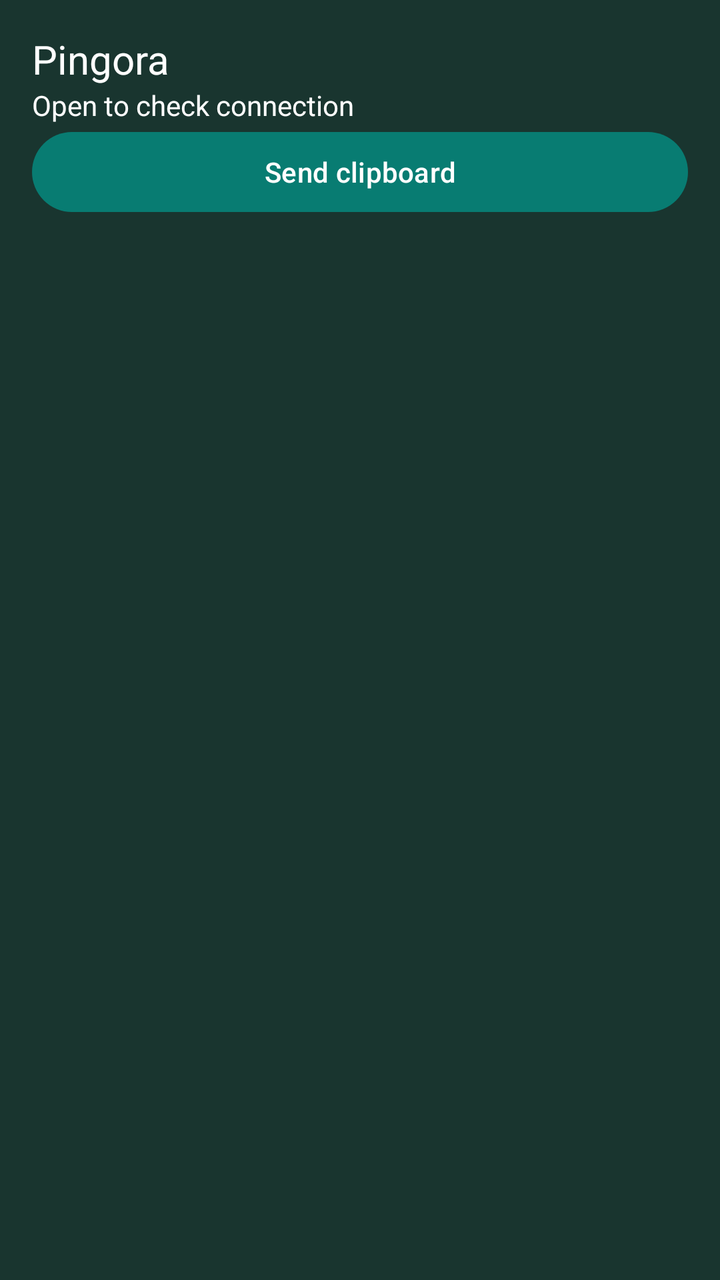
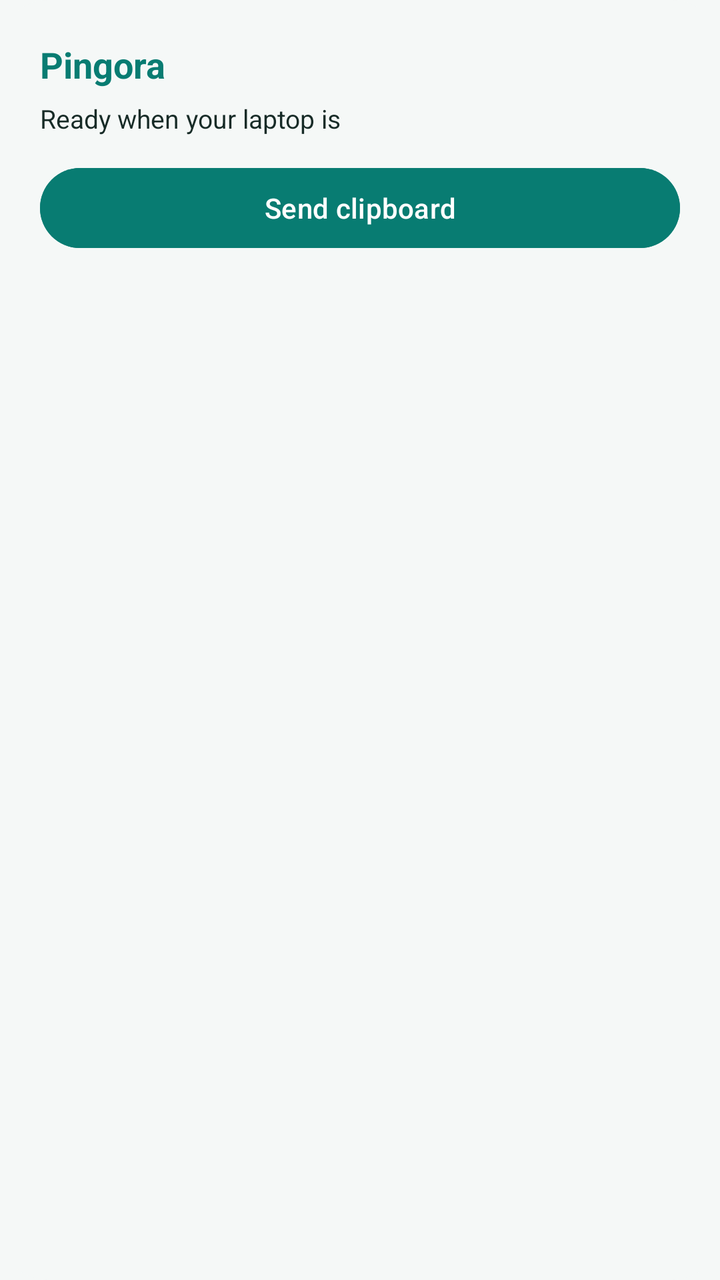

Screens rendered from an Android XML layout before and after an edit, with the pre-edit source and the edit as a unified diff.
<!-- AndroidManifest.xml: application theme KdeConnectTheme.NoActionBar -->
<!-- res/layout/pingora_clipboard_widget.xml -->
<?xml version="1.0" encoding="utf-8"?>
<LinearLayout xmlns:android="http://schemas.android.com/apk/res/android" android:layout_width="match_parent" android:layout_height="match_parent" android:orientation="vertical" android:padding="16dp" android:background="#19352F">
    <TextView android:layout_width="match_parent" android:layout_height="wrap_content" android:text="Pingora" android:textColor="#FFFFFF" android:textSize="20sp" />
    <TextView android:id="@+id/pingora_widget_status" android:layout_width="match_parent" android:layout_height="wrap_content" android:text="Open to check connection" android:textColor="#FFFFFF" android:textSize="14sp" />
    <Button android:id="@+id/pingora_widget_send" android:layout_width="match_parent" android:layout_height="wrap_content" android:text="Send clipboard" />
</LinearLayout>
<!-- resources referenced by this layout -->
<resources>
  <style name="KdeConnectTheme.NoActionBar" parent="KdeConnectThemeBase.NoActionBar">
          <item name="android:statusBarColor">@android:color/transparent</item>
          <item name="android:windowLightStatusBar">?attr/isLightTheme</item>
      </style>
  <style name="KdeConnectThemeBase.NoActionBar" parent="KdeConnectTheme">
          <item name="windowActionBar">false</item>
          <item name="windowNoTitle">true</item>
      </style>
  <style name="KdeConnectTheme" parent="KdeConnectThemeBase" />
  <style name="KdeConnectThemeBase" parent="Theme.Material3.DayNight.NoActionBar">
          <item name="colorPrimary">@color/pingora_primary</item>
          <item name="colorOnPrimary">@color/pingora_on_primary</item>
          <item name="colorSurface">@color/pingora_surface</item>
          <item name="android:colorBackground">@color/pingora_background</item>
          <item name="android:windowBackground">@color/pingora_background</item>
          
  
          <item name="materialCardViewStyle">@style/KdeConnectCardStyle</item>
  
          
          <item name="alertDialogTheme">@style/KdeConnectDialogStyle</item>
      </style>
  <color name="pingora_primary">#087C72</color>
  <color name="pingora_on_primary">#FFFFFF</color>
  <color name="pingora_surface">#F5F8F7</color>
  <color name="pingora_background">#F5F8F7</color>
  <style name="KdeConnectCardStyle" parent="@style/Widget.Material3.CardView.Elevated" />
  <style name="KdeConnectDialogStyle" parent="ThemeOverlay.Material3.MaterialAlertDialog">
          <item name="android:layout" tools:ignore="PrivateResource">@layout/m3_alert_dialog</item>
          <item name="dialogCornerRadius" tools:ignore="PrivateResource">@dimen/m3_alert_dialog_corner_size</item>
      </style>
</resources>

<!-- the commit's change to res/layout/pingora_clipboard_widget.xml (unified diff, before → after) -->
@@ -1,6 +1,6 @@
 <?xml version="1.0" encoding="utf-8"?>
-<LinearLayout xmlns:android="http://schemas.android.com/apk/res/android" android:layout_width="match_parent" android:layout_height="match_parent" android:orientation="vertical" android:padding="16dp" android:background="#19352F">
-    <TextView android:layout_width="match_parent" android:layout_height="wrap_content" android:text="Pingora" android:textColor="#FFFFFF" android:textSize="20sp" />
-    <TextView android:id="@+id/pingora_widget_status" android:layout_width="match_parent" android:layout_height="wrap_content" android:text="Open to check connection" android:textColor="#FFFFFF" android:textSize="14sp" />
-    <Button android:id="@+id/pingora_widget_send" android:layout_width="match_parent" android:layout_height="wrap_content" android:text="Send clipboard" />
+<LinearLayout xmlns:android="http://schemas.android.com/apk/res/android" android:layout_width="match_parent" android:layout_height="match_parent" android:orientation="vertical" android:padding="20dp" android:background="@drawable/pingora_widget_surface">
+    <TextView android:layout_width="match_parent" android:layout_height="wrap_content" android:text="Pingora" android:textColor="@color/pingora_primary" android:textStyle="bold" android:textSize="18sp" />
+    <TextView android:id="@+id/pingora_widget_status" android:layout_width="match_parent" android:layout_height="wrap_content" android:layout_marginTop="6dp" android:maxLines="2" android:ellipsize="end" android:text="Ready when your laptop is" android:textColor="@color/pingora_widget_text" android:textSize="13sp" />
+    <Button android:id="@+id/pingora_widget_send" android:layout_width="match_parent" android:layout_height="wrap_content" android:minHeight="48dp" android:layout_marginTop="12dp" android:backgroundTint="@color/pingora_primary" android:textColor="@color/pingora_on_primary" android:textAllCaps="false" android:text="Send clipboard" android:textSize="14sp" />
 </LinearLayout>
<!-- resource entries referenced after the edit -->
@@ -23,6 +23,12 @@
           <item name="alertDialogTheme">@style/KdeConnectDialogStyle</item>
       </style>
   <color name="pingora_primary">#087C72</color>
+  <color name="pingora_widget_text">#172B27</color>
+  <!-- drawable pingora_widget_surface (drawable) -->
+  <shape xmlns:android="http://schemas.android.com/apk/res/android">
+      <solid android:color="@color/pingora_surface" />
+      <corners android:radius="24dp" />
+  </shape>
   <color name="pingora_on_primary">#FFFFFF</color>
   <color name="pingora_surface">#F5F8F7</color>
   <color name="pingora_background">#F5F8F7</color>
